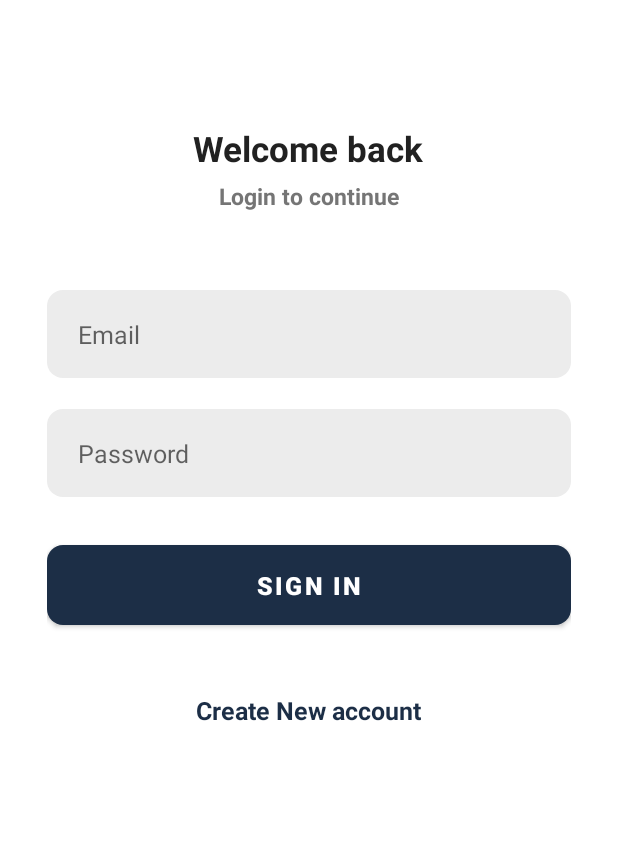
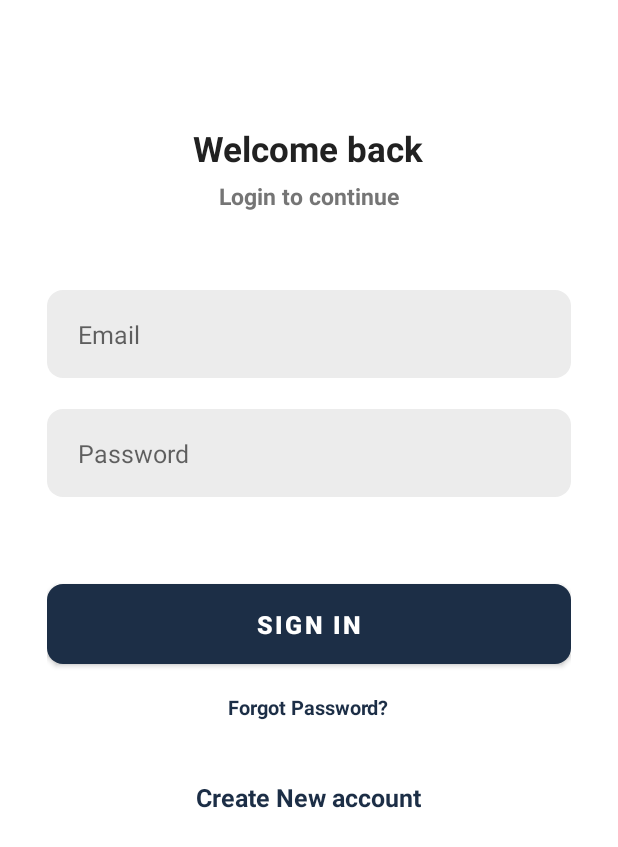
Before and after one commit to anhtpde140084/chatAppAndroid, an Android app: the screen it shows after launch (SignInActivity), on a phone screen of 412 x 824 dp. Shown: the top 847 px of the screen. Run offline under Robolectric (Android 15) with nearby library versions, the phone set to English and light mode, and no system bars; our stand-ins replace Firebase (no records; nobody signed in at launch, a user with empty details on screens opened directly), sdp/ssp sizes.

Commit message:
[FIRST COMMit] - [Create first app] - [None note]

```diff
--- a/app/src/main/res/layout/activity_sign_in.xml
+++ b/app/src/main/res/layout/activity_sign_in.xml
@@ -63,6 +63,11 @@
             android:textColor="@color/primary_text"
             android:textSize="@dimen/_13sdp"/>
 
+        <FrameLayout
+            android:layout_width="match_parent"
+            android:layout_height="wrap_content"
+            android:layout_marginTop="@dimen/_20sdp"
+            android:animateLayoutChanges="true">
             <com.google.android.material.button.MaterialButton
                 android:id="@+id/buttonSignIn"
                 android:layout_width="match_parent"
@@ -73,7 +78,23 @@
                 android:textSize="@dimen/_13sdp"
                 android:textStyle="bold"
                 app:cornerRadius="@dimen/_8sdp"/>
+            <ProgressBar
+                android:id="@+id/progressBar"
+                android:layout_width="@dimen/_25sdp"
+                android:layout_height="@dimen/_25sdp"
+                android:layout_gravity="center"
+                android:visibility="invisible"/>
+        </FrameLayout>
 
+        <TextView
+            android:id="@+id/textForgot"
+            android:layout_width="wrap_content"
+            android:layout_height="wrap_content"
+            android:layout_marginTop="@dimen/_10sdp"
+            android:text="Forgot Password?"
+            android:textSize="@dimen/_10sdp"
+            android:textColor="@color/primary"
+            android:textStyle="bold"/>
         <TextView
             android:id="@+id/textCreateNewAccount"
             android:layout_width="wrap_content"
```
Also changed, not shown: app/build.gradle (+7 -0 lines), app/src/main/java/com/team/mychat/activities/SignInActivity.java (+86 -14 lines). Lines whose indentation alone changed are shown as unchanged.
